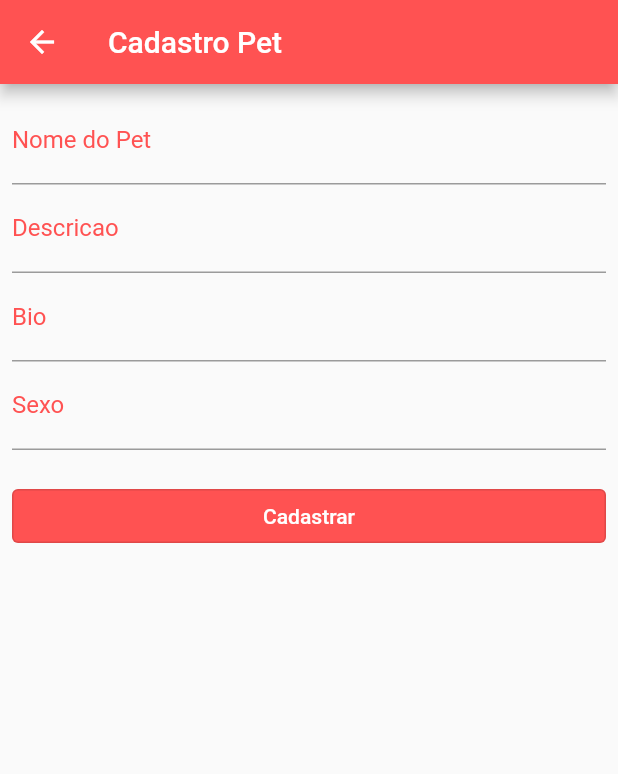
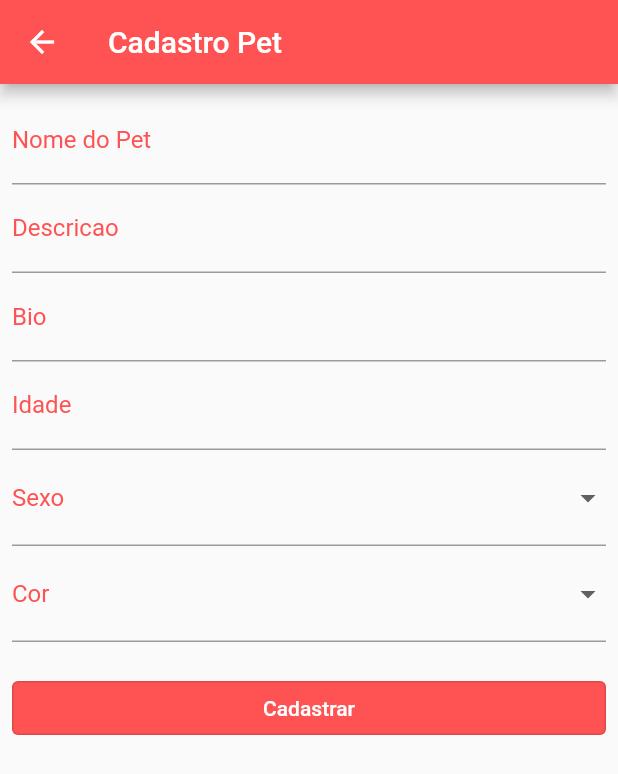
Before and after one commit to arielsardinha/flutter-life_pet, a Flutter app: the CadastroPetView screen opened by its route, on a phone screen of 412 x 824 dp. Shown: the top 774 px of the screen. Run offline on Flutter 3.47's test engine with Material 2 defaults, Android fonts, the phone set to English and light mode, and no system bars.

Commit message:
cadasgtro pet 2

```diff
--- a/lib/modules/pets/cadastr_pet_view.dart
+++ b/lib/modules/pets/cadastr_pet_view.dart
@@ -1,4 +1,5 @@
 import 'package:flutter/material.dart';
+import 'package:life_pet/modules/pets/cadastro_pet_controller.dart';
 
 class CadastroPetView extends StatefulWidget {
   const CadastroPetView({Key? key}) : super(key: key);
@@ -8,16 +9,20 @@ class CadastroPetView extends StatefulWidget {
 }
 
 class _CadastroPetViewState extends State<CadastroPetView> {
+  final controller = CadastroPetController();
+
   @override
   Widget build(BuildContext context) {
     return Scaffold(
       appBar: AppBar(
           title: const Text('Cadastro Pet'), backgroundColor: Colors.redAccent),
-      body: Padding(
+      body: SingleChildScrollView(
+        child: Padding(
           padding: const EdgeInsets.all(8.0),
           child: Column(
             children: [
               TextFormField(
+                controller: controller.nomeController,
                 keyboardType: TextInputType.text,
                 decoration: const InputDecoration(
                     labelText: "Nome do Pet",
@@ -27,6 +32,7 @@ class _CadastroPetViewState extends State<CadastroPetView> {
                     labelStyle: TextStyle(color: Colors.redAccent)),
               ),
               TextFormField(
+                controller: controller.descricaoController,
                 keyboardType: TextInputType.text,
                 decoration: const InputDecoration(
                     labelText: "Descricao",
@@ -36,6 +42,7 @@ class _CadastroPetViewState extends State<CadastroPetView> {
                     labelStyle: TextStyle(color: Colors.redAccent)),
               ),
               TextFormField(
+                controller: controller.bioController,
                 keyboardType: TextInputType.text,
                 decoration: const InputDecoration(
                     labelText: "Bio",
@@ -45,14 +52,42 @@ class _CadastroPetViewState extends State<CadastroPetView> {
                     labelStyle: TextStyle(color: Colors.redAccent)),
               ),
               TextFormField(
-              keyboardType: TextInputType.text,
+                controller: controller.idadeController,
+                keyboardType: TextInputType.number,
+                decoration: const InputDecoration(
+                    labelText: "Idade",
+                    focusedBorder: UnderlineInputBorder(
+                      borderSide: BorderSide(color: Colors.redAccent),
+                    ),
+                    labelStyle: TextStyle(color: Colors.redAccent)),
+              ),
+              DropdownButtonFormField<String>(
+                items: controller.listaSexo,
+                onChanged: (value) {
+                  controller.sexo = value;
+                },
                 decoration: const InputDecoration(
                   labelText: "Sexo",
                   focusedBorder: UnderlineInputBorder(
                     borderSide:
                         BorderSide(color: Color.fromRGBO(255, 82, 82, 1)),
                   ),
-                  labelStyle: TextStyle(color: Colors.redAccent)),
+                  labelStyle: TextStyle(color: Colors.redAccent),
+                ),
+              ),
+              DropdownButtonFormField<String>(
+                items: controller.listaCor,
+                onChanged: (value) {
+                  controller.cor = value;
+                },
+                decoration: const InputDecoration(
+                  labelText: "Cor",
+                  focusedBorder: UnderlineInputBorder(
+                    borderSide:
+                        BorderSide(color: Color.fromRGBO(255, 82, 82, 1)),
+                  ),
+                  labelStyle: TextStyle(color: Colors.redAccent),
+                ),
               ),
               Container(
                 width: MediaQuery.of(context).size.width,
@@ -64,13 +99,15 @@ class _CadastroPetViewState extends State<CadastroPetView> {
                     style: TextStyle(color: Colors.white),
                   ),
                   style: ButtonStyle(
-                  backgroundColor: MaterialStateProperty.all(Colors.redAccent),
+                    backgroundColor:
+                        MaterialStateProperty.all(Colors.redAccent),
                   ),
                 ),
               )
             ],
           ),
         ),
+      ),
     );
   }
 }
--- /dev/null
+++ b/lib/modules/pets/cadastro_pet_controller.dart
@@ -0,0 +1,21 @@
+import 'package:flutter/material.dart';
+
+class CadastroPetController {
+  final listaCor = const [
+    DropdownMenuItem(child: Text('Preto'), value: 'Preto'),
+    DropdownMenuItem(child: Text('Branco'), value: 'Branco'),
+    DropdownMenuItem(child: Text('Marrom'), value: 'Marrom'),
+  ];
+
+  final listaSexo = const [
+    DropdownMenuItem(child: Text('Macho'), value: 'Macho'),
+    DropdownMenuItem(child: Text('Femea'), value: 'Femea'),
+  ];
+
+  final nomeController = TextEditingController();
+  final descricaoController = TextEditingController();
+  final bioController = TextEditingController();
+  final idadeController = TextEditingController();
+  String? sexo;
+  String? cor;
+}
```
Lines whose indentation alone changed are shown as unchanged.
